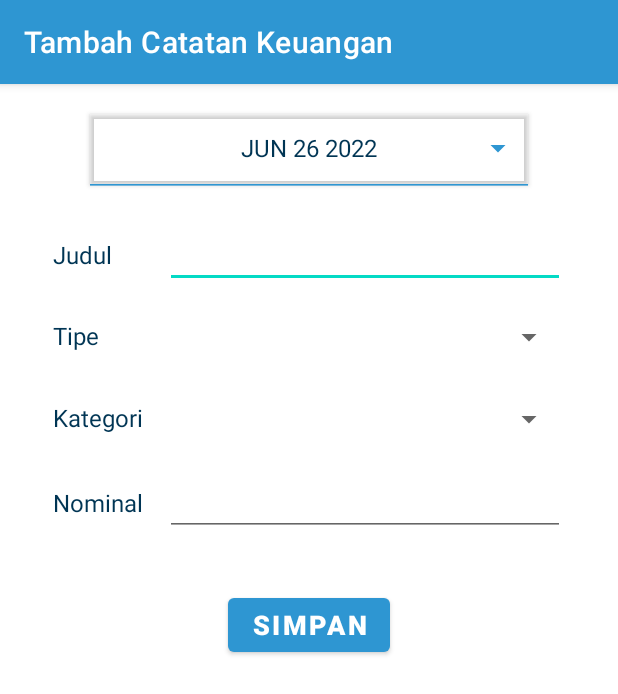
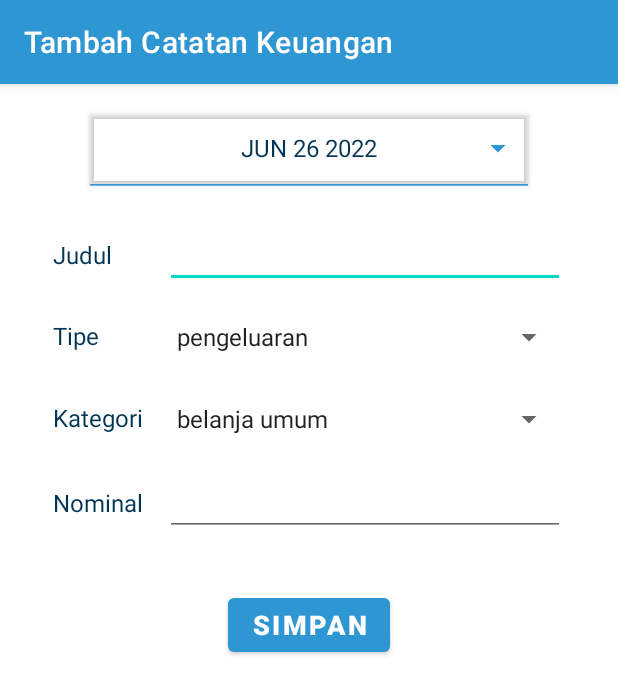
Before and after one commit to aniisahms/TAM-Project-Kelompok-VI, an Android app: the TambahCatatanActivity screen opened directly, with no data from a screen before it, on a phone screen of 412 x 824 dp. Shown: the top 694 px of the screen. Run offline under Robolectric (Android 15) with nearby library versions, the phone set to English and light mode, and no system bars.

Commit message:
Update strings.xml

```diff
--- a/MyKas/app/src/main/res/values/strings.xml
+++ b/MyKas/app/src/main/res/values/strings.xml
@@ -8,4 +8,26 @@
     <string name="dummy_button">Dummy Button</string>
     <string name="dummy_content">DUMMY\nCONTENT</string>
     <string name="mykas">MyKas</string>
+
+    <string-array name="tipe">
+        <item>pengeluaran</item>
+        <item>pemasukan</item>
+    </string-array>
+
+    <string-array name="kategori">
+        <item>belanja umum</item>
+        <item>makanan</item>
+        <item>pulsa</item>
+        <item>tagihan listrik</item>
+        <item>tagihan PDAM</item>
+        <item>transportasi</item>
+        <item>lainnya</item>
+    </string-array>
+
+    <string-array name="rentang_waktu_tampil_catatan">
+        <item>semua</item>
+        <item>mingguan</item>
+        <item>bulanan</item>
+        <item>tahunan</item>
+    </string-array>
 </resources>
```
